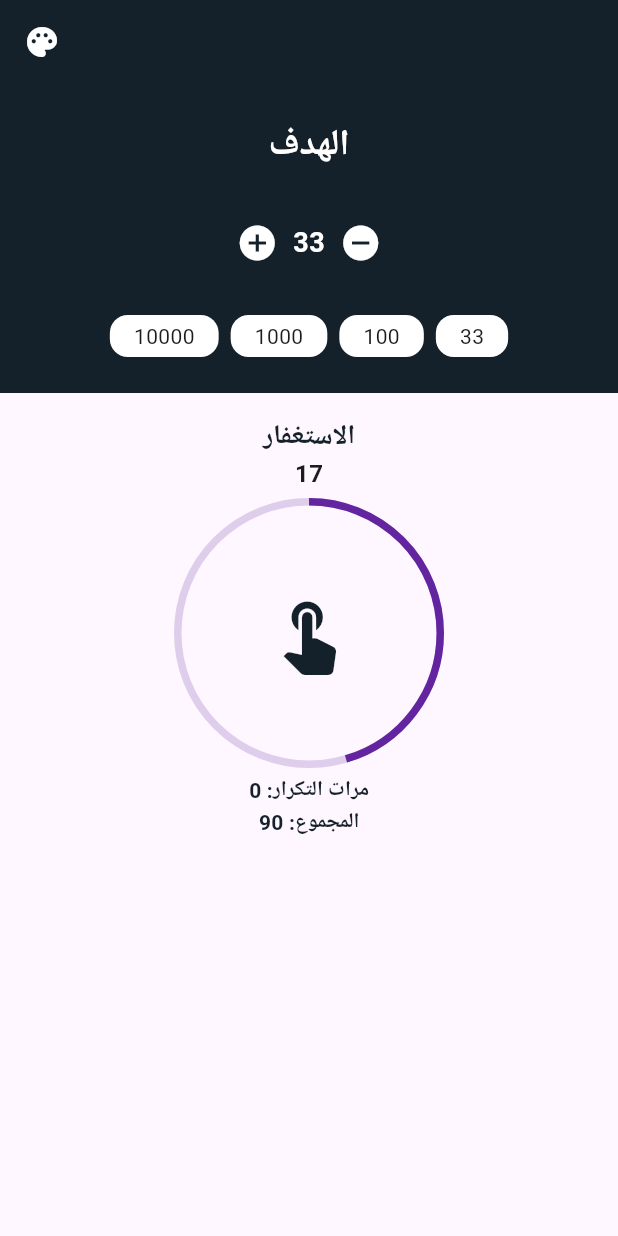
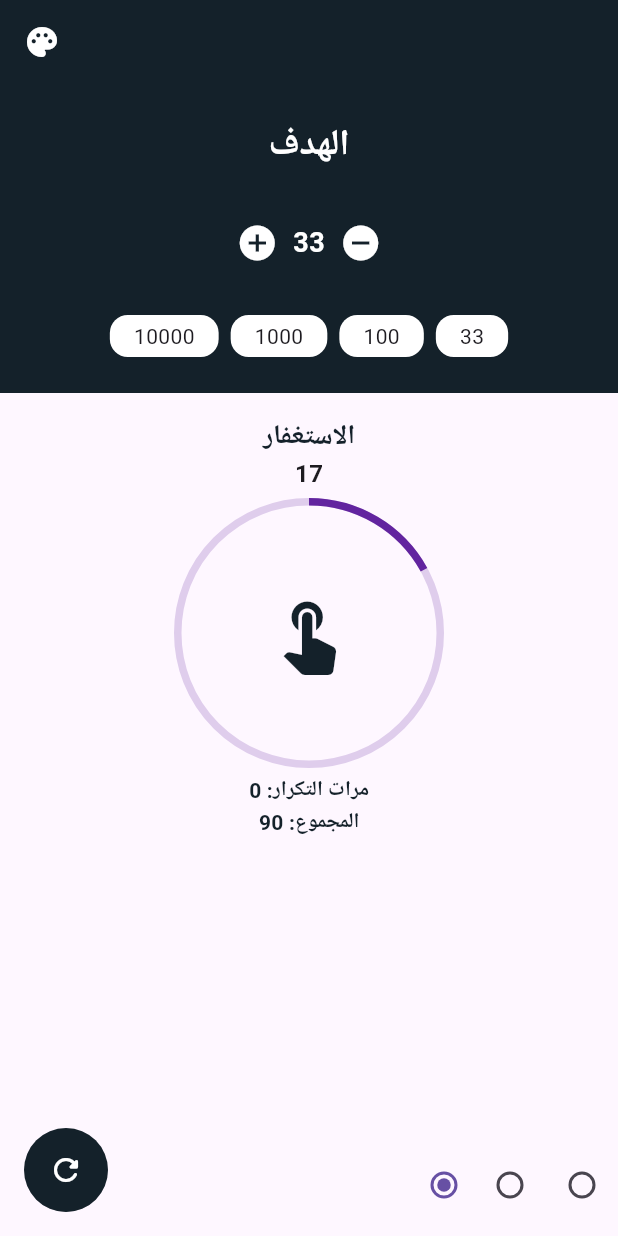
Before and after one commit to MohammedGhazaly/simple_sebha, a Flutter app: the screen it shows after launch, on a phone screen of 412 x 824 dp. Run offline on Flutter 3.47's test engine with Material 3 defaults, Android fonts, the phone set to English and light mode, and no system bars; drawn by our look-alikes of percent_indicator.

Commit message:
Added radios and floating action button

```diff
--- a/lib/views/home/home_view.dart
+++ b/lib/views/home/home_view.dart
@@ -1,4 +1,5 @@
 import 'package:flutter/material.dart';
+import 'package:simple_sebha/core/colors.dart';
 import 'package:simple_sebha/views/home/widgets/home_view_body.dart';
 
 class HomView extends StatelessWidget {
@@ -17,6 +18,18 @@ class HomView extends StatelessWidget {
         ),
       ),
       body: HomeViewBody(),
+      floatingActionButtonLocation: FloatingActionButtonLocation.startFloat,
+      floatingActionButton: ClipRRect(
+        borderRadius: BorderRadius.circular(100),
+        child: FloatingActionButton(
+          backgroundColor: AppColors.blackColor,
+          onPressed: () {},
+          child: Icon(
+            Icons.refresh_rounded,
+            color: Colors.white,
+          ),
+        ),
+      ),
     );
   }
 }
--- /dev/null
+++ b/lib/views/home/widgets/home_bottom.dart
@@ -0,0 +1,93 @@
+import 'package:flutter/material.dart';
+import 'package:percent_indicator/circular_percent_indicator.dart';
+import 'package:simple_sebha/core/colors.dart';
+
+class HomeBottom extends StatelessWidget {
+  const HomeBottom({
+    super.key,
+  });
+
+  @override
+  Widget build(BuildContext context) {
+    return Column(
+      children: [
+        Text(
+          "الاستغفار",
+          style: TextStyle(
+            fontSize: 18,
+            fontWeight: FontWeight.bold,
+            color: AppColors.blackColor,
+          ),
+        ),
+        Text(
+          "17",
+          style: TextStyle(
+            fontSize: 16,
+            fontWeight: FontWeight.bold,
+          ),
+        ),
+        SizedBox(
+          height: 5,
+        ),
+        CircularPercentIndicator(
+          animationDuration: 300,
+          percent: 17 / 100,
+          progressColor: AppColors.purpleColor,
+          backgroundColor: AppColors.purpleColor.withOpacity(0.2),
+          animation: true,
+          lineWidth: 5,
+          radius: 90,
+          center: IconButton(
+            onPressed: () {},
+            icon: Icon(
+              Icons.touch_app,
+              size: 56,
+              color: AppColors.blackColor,
+            ),
+          ),
+        ),
+        SizedBox(
+          height: 5,
+        ),
+        Text(
+          "مرات التكرار: 0",
+          style: TextStyle(
+            fontSize: 14,
+            fontWeight: FontWeight.bold,
+            color: AppColors.blackColor,
+          ),
+        ),
+        Text(
+          "المجموع: 90",
+          style: TextStyle(
+            fontSize: 14,
+            fontWeight: FontWeight.bold,
+            color: AppColors.blackColor,
+          ),
+        ),
+        Spacer(),
+        Row(
+          mainAxisAlignment: MainAxisAlignment.end,
+          children: [
+            Radio(
+              visualDensity: VisualDensity.compact,
+              value: 0,
+              groupValue: 0,
+              onChanged: (value) {},
+            ),
+            Radio(
+              value: 1,
+              groupValue: 0,
+              onChanged: (value) {},
+            ),
+            Radio(
+              value: 2,
+              groupValue: 0,
+              onChanged: (value) {},
+            ),
+          ],
+        ),
+      ],
+    );
+  }
+}
--- a/lib/views/home/widgets/home_view_body.dart
+++ b/lib/views/home/widgets/home_view_body.dart
@@ -1,6 +1,7 @@
 import 'package:flutter/material.dart';
 import 'package:percent_indicator/circular_percent_indicator.dart';
 import 'package:simple_sebha/core/colors.dart';
+import 'package:simple_sebha/views/home/widgets/home_bottom.dart';
 import 'package:simple_sebha/views/home/widgets/home_header.dart';
 
 class HomeViewBody extends StatelessWidget {
@@ -23,64 +24,10 @@ class HomeViewBody extends StatelessWidget {
           height: 16,
         ),
         Expanded(
-          child: Column(
-            children: [
-              Text(
-                "الاستغفار",
-                style: TextStyle(
-                  fontSize: 18,
-                  fontWeight: FontWeight.bold,
-                  color: AppColors.blackColor,
-                ),
-              ),
-              Text(
-                "17",
-                style: TextStyle(
-                  fontSize: 16,
-                  fontWeight: FontWeight.bold,
-                ),
-              ),
-              SizedBox(
-                height: 5,
-              ),
-              CircularPercentIndicator(
-                animationDuration: 300,
-                percent: 15 / 33,
-                progressColor: AppColors.purpleColor,
-                backgroundColor: AppColors.purpleColor.withOpacity(0.2),
-                animation: true,
-                lineWidth: 5,
-                radius: 90,
-                center: IconButton(
-                  onPressed: () {},
-                  icon: Icon(
-                    Icons.touch_app,
-                    size: 56,
-                    color: AppColors.blackColor,
-                  ),
-                ),
-              ),
-              SizedBox(
-                height: 5,
-              ),
-              Text(
-                "مرات التكرار: 0",
-                style: TextStyle(
-                  fontSize: 14,
-                  fontWeight: FontWeight.bold,
-                  color: AppColors.blackColor,
-                ),
-              ),
-              Text(
-                "المجموع: 90",
-                style: TextStyle(
-                  fontSize: 14,
-                  fontWeight: FontWeight.bold,
-                  color: AppColors.blackColor,
-                ),
-              )
-            ],
-          ),
+          child: HomeBottom(),
+        ),
+        SizedBox(
+          height: 10,
         )
       ],
     );
```
